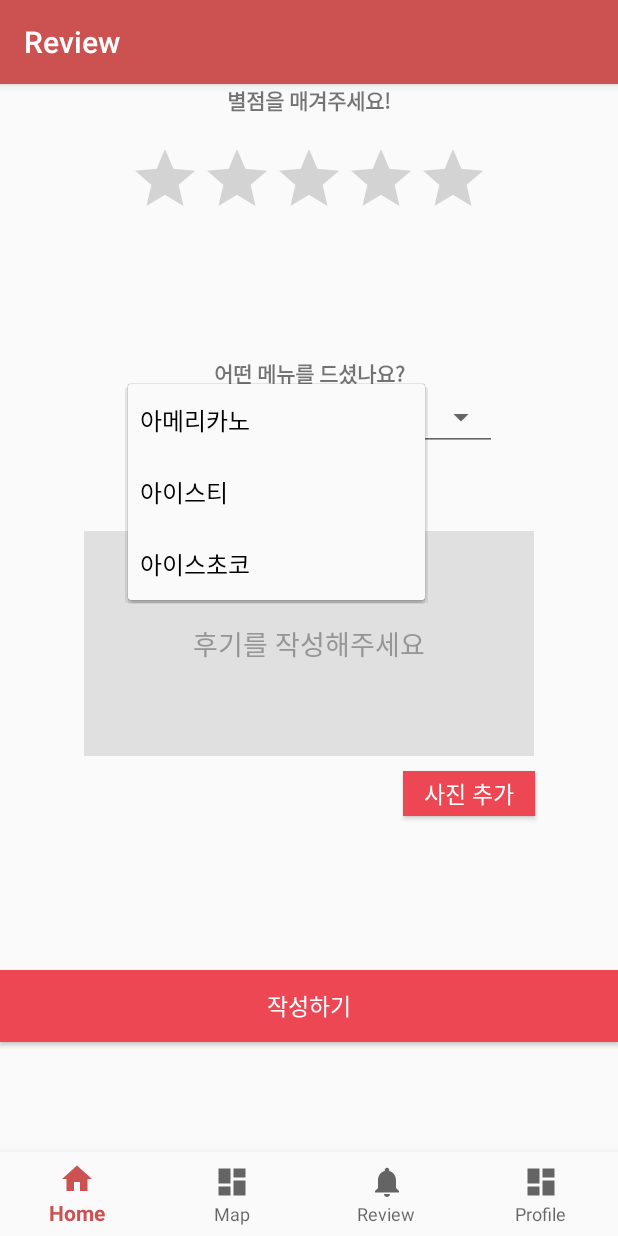
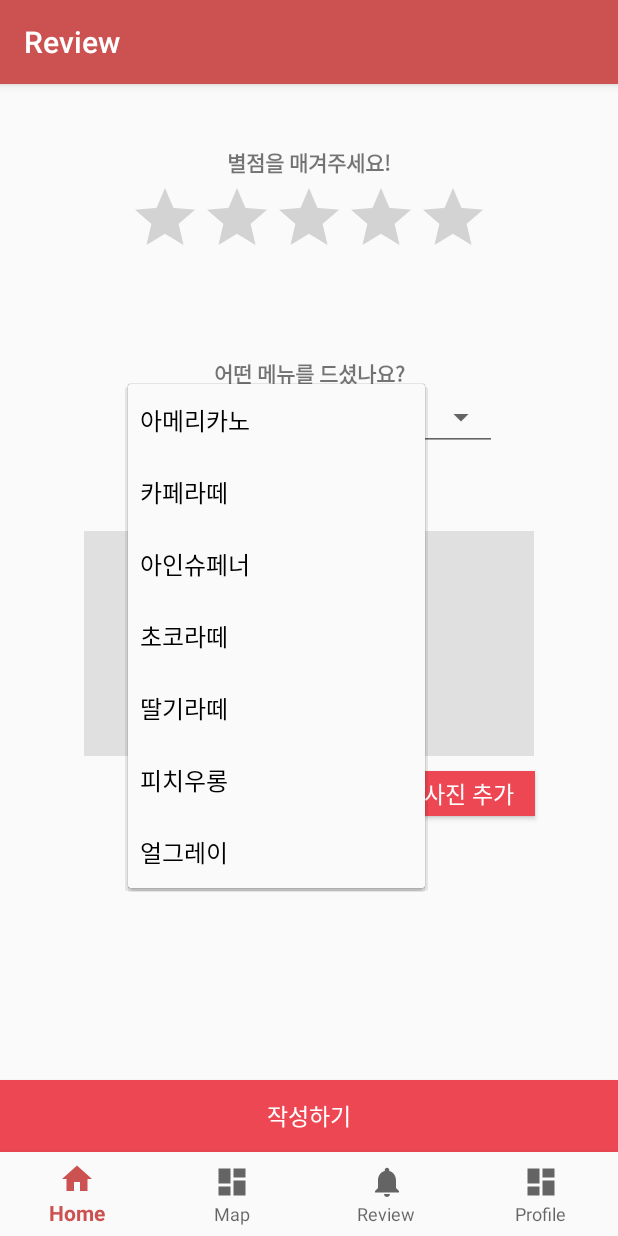
Before and after one commit to nullyng/wannaD, an Android app: the ReviewFragment screen opened through its navigation route, after a tap on "아메리카노", on a phone screen of 412 x 824 dp. Run offline under Robolectric (Android 15) with nearby library versions, the phone set to English and light mode, and no system bars; our stand-ins replace navigation-ui.

Commit message:
review_page edit

```diff
--- a/app/src/main/java/com/example/wannad/ui/review/ReviewFragment.java
+++ b/app/src/main/java/com/example/wannad/ui/review/ReviewFragment.java
@@ -30,31 +30,34 @@ import com.example.wannad.R;
 
 public class ReviewFragment extends Fragment {
     Spinner spinner;
-    private ReviewViewModel reviewViewModel;
     public View onCreateView(@NonNull LayoutInflater inflater,
                              ViewGroup container, Bundle savedInstanceState) {
-        reviewViewModel =
-                ViewModelProviders.of(this).get(ReviewViewModel.class);
         View root = inflater.inflate(R.layout.fragment_review, container, false);
         final RatingBar ratingBar = (RatingBar) root.findViewById(R.id.ratingbar);
         ratingBar.setOnRatingBarChangeListener(new RatingBar.OnRatingBarChangeListener(){
             @Override
             public void onRatingChanged(RatingBar ratingBar, float rating, boolean fromUser) {
                 Toast.makeText(getActivity(),
-                        "New Rating: " + rating, Toast.LENGTH_SHORT).show();
+                        "감사합니다!", Toast.LENGTH_SHORT).show();
             }
         });
+        String[] drinks = {
+                "아메리카노",
+                "카페라떼",
+                "아인슈페너",
+                "초코라떼",
+                "딸기라떼",
+                "피치우롱",
+                "얼그레이"
+        };
+
         spinner = root.findViewById(R.id.spinner);
-        ArrayAdapter<String> adapter = new ArrayAdapter<String>(getActivity(),android.R.layout.simple_spinner_item);
+        ArrayAdapter<String> adapter = new ArrayAdapter<String>(getActivity(),android.R.layout.simple_spinner_item, drinks);
         adapter.setDropDownViewResource(android.R.layout.simple_spinner_dropdown_item);
         spinner.setAdapter(adapter);
-        adapter.add("아메리카노");
-        adapter.add("아이스티");
-        adapter.add("아이스초코");
-        return root;
 
 
+        return root;
     }
 
-
 }
--- a/app/src/main/java/com/example/wannad/ui/review/ReviewViewModel.java
+++ /dev/null
@@ -1,19 +0,0 @@
-package com.example.wannad.ui.review;
-
-import androidx.lifecycle.LiveData;
-import androidx.lifecycle.MutableLiveData;
-import androidx.lifecycle.ViewModel;
-
-public class ReviewViewModel extends ViewModel {
-
-    private MutableLiveData<String> mText;
-
-    public ReviewViewModel() {
-        mText = new MutableLiveData<>();
-        mText.setValue("This is review fragment");
-    }
-
-    public LiveData<String> getText() {
-        return mText;
-    }
-}
--- a/app/src/main/res/layout/fragment_review.xml
+++ b/app/src/main/res/layout/fragment_review.xml
@@ -8,11 +8,15 @@
 
     <TextView
         android:id="@+id/title"
-        android:layout_width="match_parent"
+        android:layout_width="wrap_content"
         android:layout_height="wrap_content"
         android:text="별점을 매겨주세요!"
         android:textStyle="bold"
-        android:gravity="center_horizontal"
+        app:layout_constraintLeft_toLeftOf="parent"
+        app:layout_constraintRight_toRightOf="parent"
+        app:layout_constraintTop_toTopOf="parent"
+        app:layout_constraintBottom_toBottomOf="parent"
+        app:layout_constraintVertical_bias="0.06"
         tools:ignore="MissingConstraints" />
 
     <RatingBar
@@ -26,7 +30,7 @@
         app:layout_constraintRight_toRightOf="parent"
         app:layout_constraintTop_toTopOf="parent"
         app:layout_constraintBottom_toBottomOf="parent"
-        app:layout_constraintVertical_bias="0.06"/>
+        app:layout_constraintVertical_bias="0.1"/>
 
     <TextView
         android:id="@+id/textView2"
@@ -103,8 +107,6 @@
         android:textColor="#ffffff"
         android:background="@color/mainColor"
         app:layout_constraintBottom_toBottomOf="parent"
-        app:layout_constraintTop_toTopOf="parent"
-        app:layout_constraintVertical_bias="0.89"
         tools:ignore="MissingConstraints" />
 
 </androidx.constraintlayout.widget.ConstraintLayout>
--- a/app/src/main/res/values/styles.xml
+++ b/app/src/main/res/values/styles.xml
@@ -5,6 +5,7 @@
         <item name="colorPrimary">@color/colorPrimary</item>
         <item name="colorPrimaryDark">@color/colorPrimaryDark</item>
         <item name="colorAccent">@color/colorAccent</item>
+
     </style>
 
 </resources>
```
